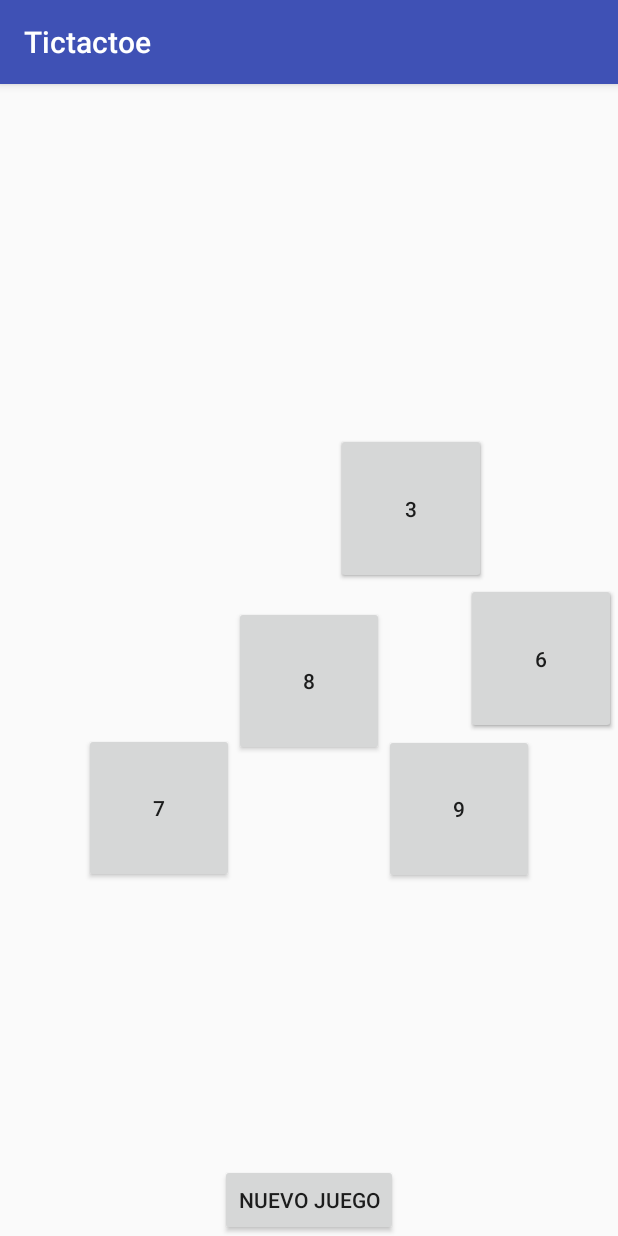
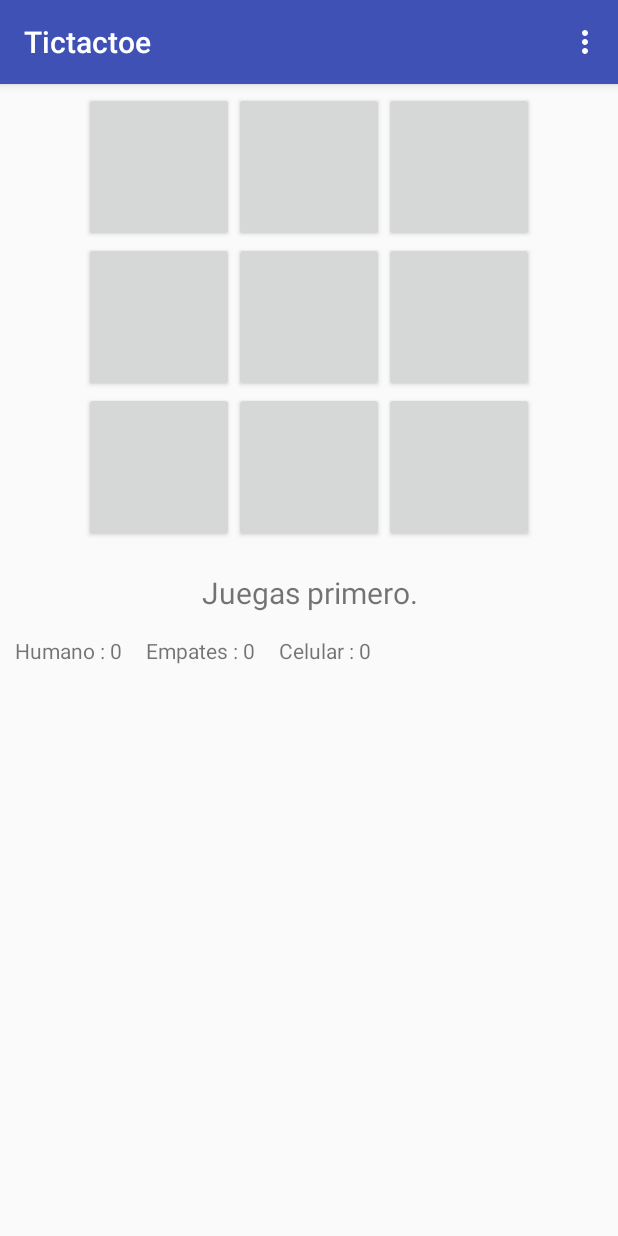
Before and after one commit to NicolasZon/desarrollo-de-app-moviles, an Android app: the screen it shows after launch (game), on a phone screen of 412 x 824 dp. Run offline under Robolectric (Android 15) with nearby library versions, the phone set to English and light mode, and no system bars.

Commit message:
Completado juego triqui

```diff
--- a/Reto 3/Tictactoe/app/src/main/java/sastoque/nicolas/tictactoe/game.java
+++ b/Reto 3/Tictactoe/app/src/main/java/sastoque/nicolas/tictactoe/game.java
@@ -1,100 +1,161 @@
 package sastoque.nicolas.tictactoe;
 
+import android.graphics.Color;
 import android.support.v7.app.AppCompatActivity;
 import android.os.Bundle;
+import android.view.Menu;
+import android.view.MenuItem;
 import android.view.View;
 import android.widget.Button;
+import android.widget.TextView;
+import android.widget.Toast;
 
-public class game extends AppCompatActivity implements View.OnClickListener {
 
-    protected Button btnNuevoJuego,btn1,btn2,btn3,btn4,btn5,btn6,btn7,btn8,btn9;
-    protected Button[] tablerofront;
 
-    Object[] tableroback;
-    String turno;
 
-    public void nuevoJuego(){
-        tableroback = new Object[10];
-        for(int i=0; i<10; i++){
-            tableroback[i] = "";
-        }
-        turno = "X";
-    }
+public class game extends AppCompatActivity {
+
+    //Represents the internal state of the game
+    private gameIA mGame;
+
+    //human first or not
+    private boolean mhumanFirst;
+
+    //the numbers of wins
+    private int mAndroidWins;
+    private int mHumanWins;
+    private int mTie;
+
+    //text views
+    private TextView mNumberHuman;
+    private TextView mNumberTie;
+    private TextView mNumberAndroid;
+
+    //game over
+    private boolean mGameOver;
+
+    //buttons making the board
+    private Button mBoardButtons[];
+
+    //various text displayed
+    private TextView mInfoTextView;
 
     @Override
     protected void onCreate(Bundle savedInstanceState) {
         super.onCreate(savedInstanceState);
         setContentView(R.layout.activity_game);
 
-        btn1 = (Button)findViewById(R.id.btn1);
-        btn2 = (Button)findViewById(R.id.btn2);
-        btn3 = (Button)findViewById(R.id.btn3);
+        mBoardButtons = new Button[gameIA.BOARD_SIZE];
+        mBoardButtons[0] = (Button) findViewById(R.id.one);
+        mBoardButtons[1] = (Button) findViewById(R.id.two);
+        mBoardButtons[2] = (Button) findViewById(R.id.three);
+        mBoardButtons[3] = (Button) findViewById(R.id.four);
+        mBoardButtons[4] = (Button) findViewById(R.id.five);
+        mBoardButtons[5] = (Button) findViewById(R.id.six);
+        mBoardButtons[6] = (Button) findViewById(R.id.seven);
+        mBoardButtons[7] = (Button) findViewById(R.id.eight);
+        mBoardButtons[8] = (Button) findViewById(R.id.nine);
 
-        btn4 = (Button)findViewById(R.id.btn4);
-        btn5 = (Button)findViewById(R.id.btn5);
-        btn6 = (Button)findViewById(R.id.btn6);
+        mInfoTextView = (TextView) findViewById(R.id.information);
 
-        btn7 = (Button)findViewById(R.id.btn7);
-        btn8 = (Button)findViewById(R.id.btn8);
-        btn9 = (Button)findViewById(R.id.btn9);
+        mNumberHuman = (TextView) findViewById(R.id.human);
+        mNumberTie = (TextView) findViewById(R.id.tie);
+        mNumberAndroid = (TextView) findViewById(R.id.android);
 
-        nuevoJuego();
+        mGame = new gameIA();
+        mAndroidWins = 0;
+        mHumanWins=0;
+        mTie=0;
+        mhumanFirst = false;
+        startNewGame();
+    }
 
-        tablerofront = new Button[]{btn1,btn2,btn3,btn4,btn5,btn6,btn7,btn8,btn9};
-        for(Button btn : tablerofront){
-            btn.setOnClickListener(this);
+    private void startNewGame(){
+        mGame.clearBoard();
+
+        mhumanFirst=!mhumanFirst;
+
+        for(int i=0;i<mBoardButtons.length; i++) {
+            mBoardButtons[i].setText("");
+            mBoardButtons[i].setEnabled(true);
+            mBoardButtons[i].setOnClickListener(new ButtonClickListener(i));
+        }
+        mGameOver=false;
+
+        //human goes first
+        if(mhumanFirst){
+            mInfoTextView.setText(R.string.first_human);
+        } else {
+            mInfoTextView.setText(R.string.first_android);
+            int move = mGame.getComputerMove();
+            setMove(gameIA.COMPUTER_PLAYER,move);
+            mInfoTextView.setText(R.string.turn_human);
         }
     }
 
-    @Override
-    public void onClick(View v) {
-        //do something...
-        Button btn = (Button)v;
+    private class ButtonClickListener implements View.OnClickListener {
+        int location;
+
+        public ButtonClickListener(int location){
+            this.location=location;
+        }
+
+        public void onClick(View view){
+            if(mBoardButtons[location].isEnabled() && !mGameOver){
+                setMove(gameIA.HUMAN_PLAYER, location);
+
+                //if no winner yet, let the computer make a move
+                int winner = mGame.checkForWinner();
+                if(winner==0){
+                    mInfoTextView.setText(R.string.turn_computer);
+                    int move = mGame.getComputerMove();
+                    setMove(gameIA.COMPUTER_PLAYER, move);
+                    winner = mGame.checkForWinner();
+                }
+
+                if(winner==0){
+                    mInfoTextView.setText(R.string.turn_human);
+                } else if ( winner == 1){
+                    mInfoTextView.setText(R.string.result_tie);
+                    mTie++;
+                    mNumberTie.setText("Ties : " + mTie);
+                    mGameOver=true;
+                } else if (winner == 2){
+                    mInfoTextView.setText(R.string.result_human_wins);
+                    mHumanWins++;
+                    mNumberHuman.setText("Human : " + mHumanWins);
+                    mGameOver=true;
+                } else {
+                    mInfoTextView.setText(R.string.result_computer_wins);
+                    mAndroidWins++;
+                    mNumberAndroid.setText("Android : " + mAndroidWins);
+                    mGameOver=true;
+                }
+            }
+        }
     }
 
-    public void click(Button btn){
-        int x = 0;
-        btn.setText(turno);
+    private void setMove(char player,int location){
 
-        switch (btn.getId()){
-            case R.id.btn1:
-                tableroback[1] = turno;
-                break;
-            case R.id.btn2:
-                tableroback[2] = turno;
-                break;
-            case R.id.btn3:
-                tableroback[3] = turno;
-                break;
+        mGame.setMove(player,location);
+        mBoardButtons[location].setEnabled(false);
+        mBoardButtons[location].setText(String.valueOf(player));
+        if(player == gameIA.HUMAN_PLAYER )
+            mBoardButtons[location].setTextColor(Color.rgb(0,200,0));
+        else
+            mBoardButtons[location].setTextColor(Color.rgb(200,0,0));
+    }
 
-            case R.id.btn4:
-                tableroback[4] = turno;
-                break;
-            case R.id.btn5:
-                tableroback[5] = turno;
-                break;
-            case R.id.btn6:
-                tableroback[6] = turno;
-                break;
+    @Override
+    public boolean onCreateOptionsMenu(Menu menu){
+        super.onCreateOptionsMenu(menu);
+        menu.add("REINICIAR JUEGO");
+        return true;
+    }
 
-            case R.id.btn7:
-                tableroback[7] = turno;
-                break;
-            case R.id.btn8:
-                tableroback[8] = turno;
-                break;
-            case R.id.btn9:
-                tableroback[9] = turno;
-                break;
-        }
-
-        if(turno == "X"){
-            turno = "O";
-        }
-        else{
-            turno = "X";
-        }
-
-        btn.setClickable(true);
+    @Override
+    public boolean onOptionsItemSelected(MenuItem item){
+        startNewGame();
+        return true;
     }
 }
--- a/Reto 3/Tictactoe/app/src/main/res/layout/activity_game.xml
+++ b/Reto 3/Tictactoe/app/src/main/res/layout/activity_game.xml
@@ -1,149 +1,133 @@
 <?xml version="1.0" encoding="utf-8"?>
-<android.support.constraint.ConstraintLayout xmlns:android="http://schemas.android.com/apk/res/android"
-    xmlns:app="http://schemas.android.com/apk/res-auto"
-    xmlns:tools="http://schemas.android.com/tools"
-    android:layout_width="match_parent"
-    android:layout_height="match_parent"
-    tools:context="sastoque.nicolas.tictactoe.game"
-    tools:layout_editor_absoluteY="81dp">
+<LinearLayout xmlns:android="http://schemas.android.com/apk/res/android"
+    android:layout_width="fill_parent"
+    android:layout_height="fill_parent"
+    android:gravity="center_horizontal"
+    android:orientation="vertical">
 
-    <Button
-        android:id="@+id/btnNuevoJuego"
-        android:layout_width="wrap_content"
+    <TableLayout
+        android:id="@+id/play_grid"
+        android:layout_width="fill_parent"
         android:layout_height="wrap_content"
-        android:layout_marginEnd="100dp"
-        android:layout_marginStart="100dp"
-        android:text="Nuevo Juego"
-        app:layout_constraintBottom_toBottomOf="parent"
-        app:layout_constraintEnd_toEndOf="parent"
-        app:layout_constraintStart_toStartOf="parent" />
+        android:layout_marginTop="5dp">
 
-    <Button
-        android:id="@+id/btn1"
-        android:layout_width="100dp"
-        android:layout_height="100dp"
-        android:layout_marginStart="56dp"
-        android:layout_marginTop="120dp"
-        android:text="1"
-        app:layout_constraintBottom_toTopOf="@+id/btn4"
-        app:layout_constraintEnd_toStartOf="@+id/btn2"
-        app:layout_constraintHorizontal_bias="1.0"
-        app:layout_constraintStart_toStartOf="parent"
-        app:layout_constraintTop_toTopOf="parent"
-        app:layout_constraintVertical_bias="1.0" />
+        <TableRow android:gravity="center_horizontal">
 
-    <Button
-        android:id="@+id/btn2"
-        android:layout_width="100dp"
-        android:layout_height="100dp"
-        android:layout_marginEnd="290dp"
-        android:layout_marginStart="290dp"
-        android:text="2"
-        app:layout_constraintBottom_toTopOf="@+id/btn5"
-        app:layout_constraintEnd_toEndOf="parent"
-        app:layout_constraintHorizontal_bias="0.498"
-        app:layout_constraintStart_toStartOf="parent" />
+            <Button
+                android:id="@+id/one"
+                android:layout_width="100dp"
+                android:layout_height="100dp"
+                android:text="1"
+                android:textSize="70dp" />
 
-    <Button
-        android:id="@+id/btn3"
-        android:layout_width="100dp"
-        android:layout_height="100dp"
-        android:layout_marginEnd="49dp"
-        android:layout_marginTop="10dp"
-        android:text="3"
-        app:layout_constraintBottom_toTopOf="@+id/btn6"
-        app:layout_constraintEnd_toEndOf="parent"
-        app:layout_constraintHorizontal_bias="0.0"
-        app:layout_constraintStart_toEndOf="@+id/btn2"
-        app:layout_constraintTop_toTopOf="parent"
-        app:layout_constraintVertical_bias="1.0" />
+            <Button
+                android:id="@+id/two"
+                android:layout_width="100dp"
+                android:layout_height="100dp"
+                android:text="2"
+                android:textSize="70dp" />
 
-    <Button
-        android:id="@+id/btn4"
-        android:layout_width="100dp"
-        android:layout_height="100dp"
-        android:layout_marginBottom="163dp"
-        android:layout_marginStart="30dp"
-        android:layout_marginTop="168dp"
-        android:text="4"
-        app:layout_constraintBottom_toTopOf="@+id/btnNuevoJuego"
-        app:layout_constraintEnd_toStartOf="@+id/btn5"
-        app:layout_constraintHorizontal_bias="1.0"
-        app:layout_constraintStart_toStartOf="parent"
-        app:layout_constraintTop_toTopOf="parent"
-        app:layout_constraintVertical_bias="0.571" />
+            <Button
+                android:id="@+id/three"
+                android:layout_width="100dp"
+                android:layout_height="100dp"
+                android:text="3"
+                android:textSize="70dp" />
 
-    <Button
-        android:id="@+id/btn5"
-        android:layout_width="100dp"
-        android:layout_height="100dp"
-        android:layout_marginBottom="388dp"
-        android:layout_marginEnd="333dp"
-        android:layout_marginStart="333dp"
-        android:layout_marginTop="469dp"
-        android:text="5"
-        app:layout_constraintBottom_toTopOf="@+id/btnNuevoJuego"
-        app:layout_constraintEnd_toEndOf="parent"
-        app:layout_constraintStart_toStartOf="parent"
-        app:layout_constraintTop_toTopOf="parent"
-        app:layout_constraintVertical_bias="0.572" />
+        </TableRow>
 
-    <Button
-        android:id="@+id/btn6"
-        android:layout_width="100dp"
-        android:layout_height="100dp"
-        android:layout_marginBottom="163dp"
-        android:layout_marginEnd="30dp"
-        android:layout_marginTop="168dp"
-        android:text="6"
-        app:layout_constraintBottom_toTopOf="@+id/btnNuevoJuego"
-        app:layout_constraintEnd_toEndOf="parent"
-        app:layout_constraintHorizontal_bias="0.0"
-        app:layout_constraintStart_toEndOf="@+id/btn5"
-        app:layout_constraintTop_toTopOf="parent"
-        app:layout_constraintVertical_bias="0.572" />
+        <TableRow android:gravity="center_horizontal">
 
-    <Button
-        android:id="@+id/btn7"
-        android:layout_width="100dp"
-        android:layout_height="100dp"
-        android:layout_marginBottom="20dp"
-        android:layout_marginStart="49dp"
-        android:text="7"
-        app:layout_constraintBottom_toTopOf="@+id/btnNuevoJuego"
-        app:layout_constraintEnd_toStartOf="@+id/btn8"
-        app:layout_constraintHorizontal_bias="1.0"
-        app:layout_constraintStart_toStartOf="parent"
-        app:layout_constraintTop_toBottomOf="@+id/btn4"
-        app:layout_constraintVertical_bias="0.0" />
+            <Button
+                android:id="@+id/four"
+                android:layout_width="100dp"
+                android:layout_height="100dp"
+                android:text="4"
+                android:textSize="70dp" />
 
-    <Button
-        android:id="@+id/btn8"
-        android:layout_width="100dp"
-        android:layout_height="100dp"
-        android:layout_marginBottom="63dp"
-        android:layout_marginEnd="130dp"
-        android:layout_marginStart="130dp"
-        android:text="8"
-        app:layout_constraintBottom_toTopOf="@+id/btnNuevoJuego"
-        app:layout_constraintEnd_toEndOf="parent"
-        app:layout_constraintHorizontal_bias="0.499"
-        app:layout_constraintStart_toStartOf="parent"
-        app:layout_constraintTop_toBottomOf="@+id/btn5"
-        app:layout_constraintVertical_bias="0.0" />
+            <Button
+                android:id="@+id/five"
+                android:layout_width="100dp"
+                android:layout_height="100dp"
+                android:text="5"
+                android:textSize="70dp" />
 
-    <Button
-        android:id="@+id/btn9"
-        android:layout_width="100dp"
-        android:layout_height="100dp"
-        android:layout_marginBottom="20dp"
-        android:layout_marginEnd="49dp"
-        android:text="9"
-        app:layout_constraintBottom_toTopOf="@+id/btnNuevoJuego"
-        app:layout_constraintEnd_toEndOf="parent"
-        app:layout_constraintHorizontal_bias="0.0"
-        app:layout_constraintStart_toEndOf="@+id/btn8"
-        app:layout_constraintTop_toBottomOf="@+id/btn6"
-        app:layout_constraintVertical_bias="0.0" />
+            <Button
+                android:id="@+id/six"
+                android:layout_width="100dp"
+                android:layout_height="100dp"
+                android:text="6"
+                android:textSize="70dp" />
 
-</android.support.constraint.ConstraintLayout>
+        </TableRow>
+
+        <TableRow android:gravity="center_horizontal">
+
+            <Button
+                android:id="@+id/seven"
+                android:layout_width="100dp"
+                android:layout_height="100dp"
+                android:text="7"
+                android:textSize="70dp" />
+
+            <Button
+                android:id="@+id/eight"
+                android:layout_width="100dp"
+                android:layout_height="100dp"
+                android:text="8"
+                android:textSize="70dp" />
+
+            <Button
+                android:id="@+id/nine"
+                android:layout_width="100dp"
+                android:layout_height="100dp"
+                android:text="9"
+                android:textSize="70dp" />
+
+        </TableRow>
+    </TableLayout>
+
+    <RelativeLayout
+        android:layout_width="fill_parent"
+        android:layout_height="fill_parent">
+
+        <TextView
+            android:id="@+id/information"
+            android:layout_width="fill_parent"
+            android:layout_height="wrap_content"
+            android:layout_marginTop="20dp"
+            android:gravity="center_horizontal"
+            android:paddingBottom="15dp"
+            android:text="info"
+            android:textSize="20dp" />
+
+        <TextView
+            android:id="@+id/human"
+            android:layout_width="wrap_content"
+            android:layout_height="wrap_content"
+            android:layout_alignParentLeft="true"
+            android:layout_below="@id/information"
+            android:paddingLeft="10dp"
+            android:paddingRight="16dp"
+            android:text="Humano : 0" />
+
+        <TextView
+            android:id="@+id/tie"
+            android:layout_width="wrap_content"
+            android:layout_height="wrap_content"
+            android:layout_below="@id/information"
+            android:layout_toRightOf="@+id/human"
+            android:paddingRight="16dp"
+            android:text="Empates : 0" />
+
+        <TextView
+            android:id="@+id/android"
+            android:layout_width="wrap_content"
+            android:layout_height="wrap_content"
+            android:layout_alignParentRight="true"
+            android:layout_below="@id/information"
+            android:layout_toRightOf="@+id/tie"
+            android:text="Celular : 0" />
+    </RelativeLayout>
+
+</LinearLayout>
--- a/Reto 3/Tictactoe/app/src/main/res/values/strings.xml
+++ b/Reto 3/Tictactoe/app/src/main/res/values/strings.xml
@@ -1,3 +1,10 @@
 <resources>
     <string name="app_name">Tictactoe</string>
+    <string name="first_human">Juegas primero.</string>
+    <string name="turn_human">Tu turno.</string>
+    <string name="turn_computer">Turno del Celular.</string>
+    <string name="result_tie">Es un empate!.</string>
+    <string name="result_human_wins">Tu ganas!</string>
+    <string name="result_computer_wins">El celular gana!</string>
+    <string name="first_android">Turno del Celular</string>
 </resources>
```
Also changed, not shown: Reto 3/Tictactoe/app/src/main/java/sastoque/nicolas/tictactoe/gameIA.java (added, +158 -0 lines), 21 other files.
